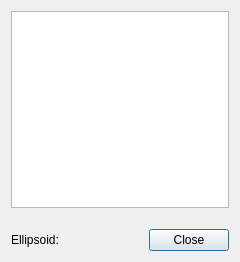
Qt form XandYDialog.ui (sandynagara/PluginQGIS-Plotting-Jarak-Azimuth) before a commit.
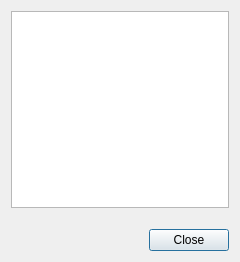
The same form after that commit.

```diff
--- a/XandYDialog.ui
+++ b/XandYDialog.ui
@@ -26,13 +26,6 @@
      <property name="topMargin">
       <number>15</number>
      </property>
-     <item>
-      <widget class="QLabel" name="geodLabel">
-       <property name="text">
-        <string>Ellipsoid: </string>
-       </property>
-      </widget>
-     </item>
      <item>
       <spacer name="horizontalSpacer">
        <property name="orientation">
```
Left out of the diff: 2 changed lines with no effect on the pictures.
